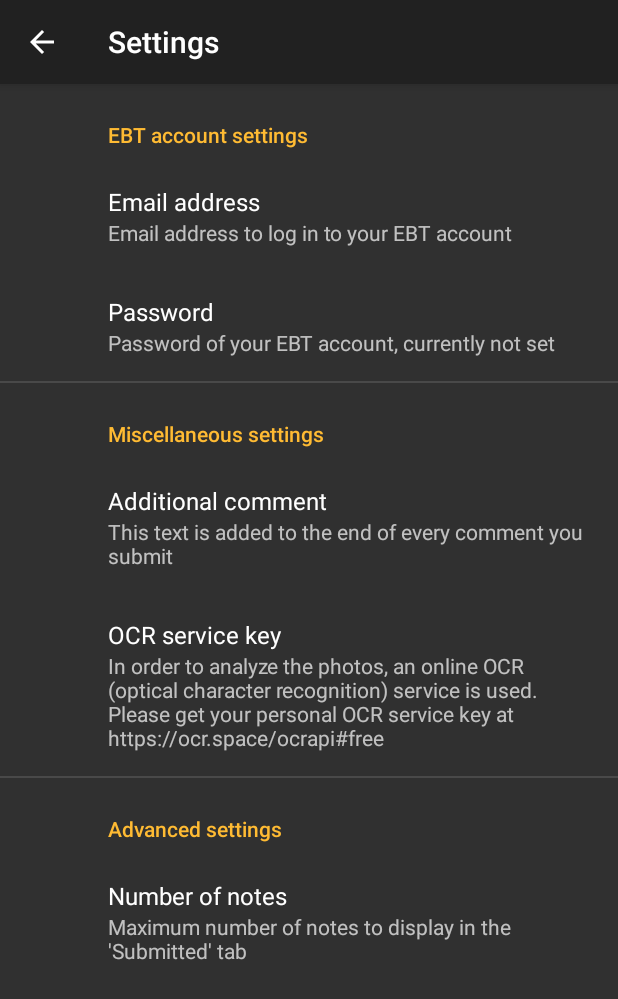
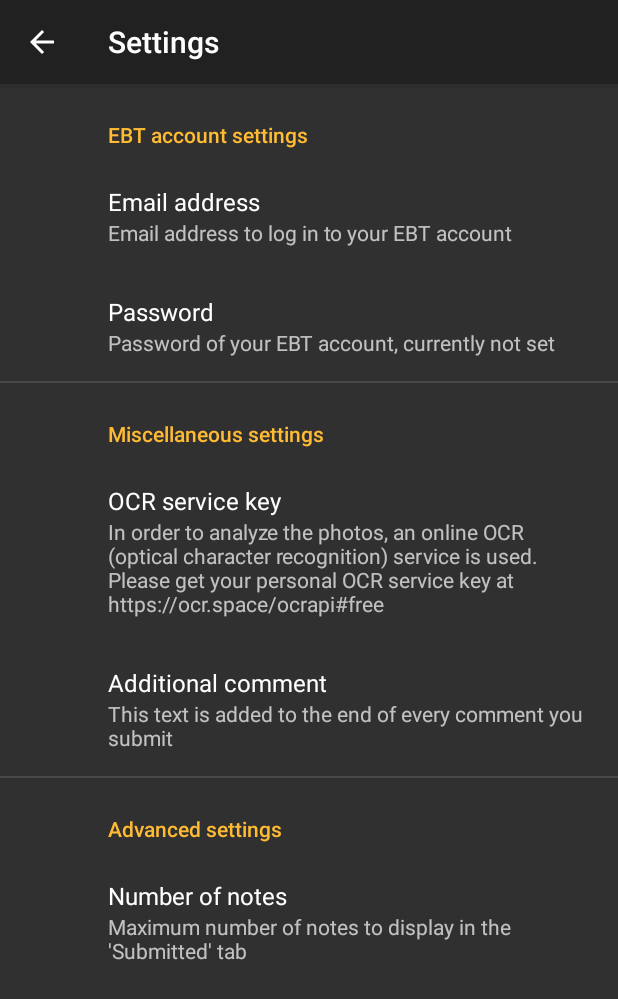
Before and after one commit to marv42/EbtNewNote, an Android app: the SettingsActivity screen opened directly, with no data from a screen before it, on a phone screen of 412 x 824 dp. Shown: the top 999 px of the screen. Run offline under Robolectric (Android 15) with nearby library versions, the phone set to English and light mode, and no system bars; our stand-ins replace Dagger/Hilt's generated code, androidx.preference; 1 statement that could not run was skipped.

Commit message:
reorder misc settings

```diff
--- a/app/src/main/res/xml/settings.xml
+++ b/app/src/main/res/xml/settings.xml
@@ -15,13 +15,13 @@
     <androidx.preference.PreferenceCategory
         android:title="@string/settings_misc">
         <androidx.preference.EditTextPreference
+            android:key="@string/pref_settings_ocr_key"
+            android:title="@string/settings_ocr_title"
+            android:summary="@string/settings_ocr_summary"/>
+        <androidx.preference.EditTextPreference
             android:key="@string/pref_settings_comment_key"
             android:title="@string/settings_comment_title"
             android:summary="@string/settings_comment_summary"/>
-      <androidx.preference.EditTextPreference
-          android:key="@string/pref_settings_ocr_key"
-          android:title="@string/settings_ocr_title"
-          android:summary="@string/settings_ocr_summary"/>
     </androidx.preference.PreferenceCategory>
     <androidx.preference.PreferenceCategory
         android:title="@string/settings_advanced">
```
Lines whose indentation alone changed are shown as unchanged.
